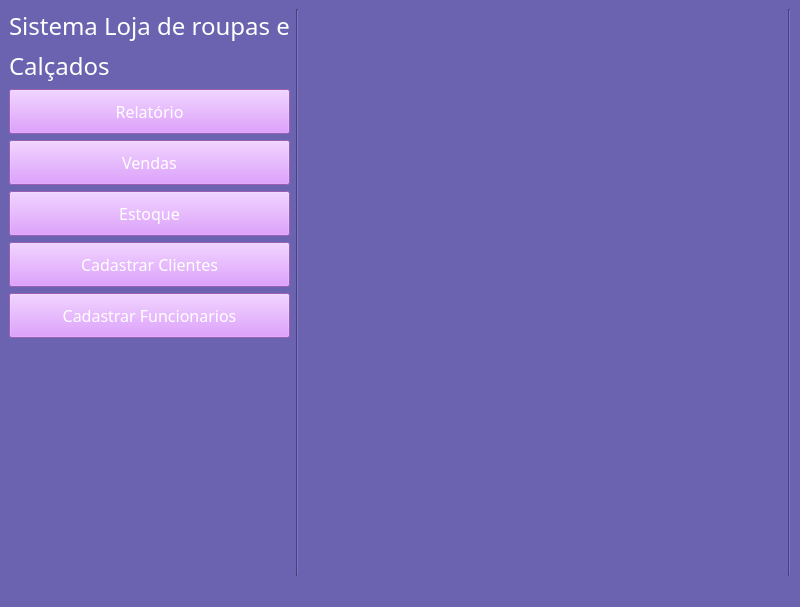
Before: the Qt Designer form view/main_window.ui in Michel3-01/Sistema_Loja_de_Roupas, drawn with Qt 5.
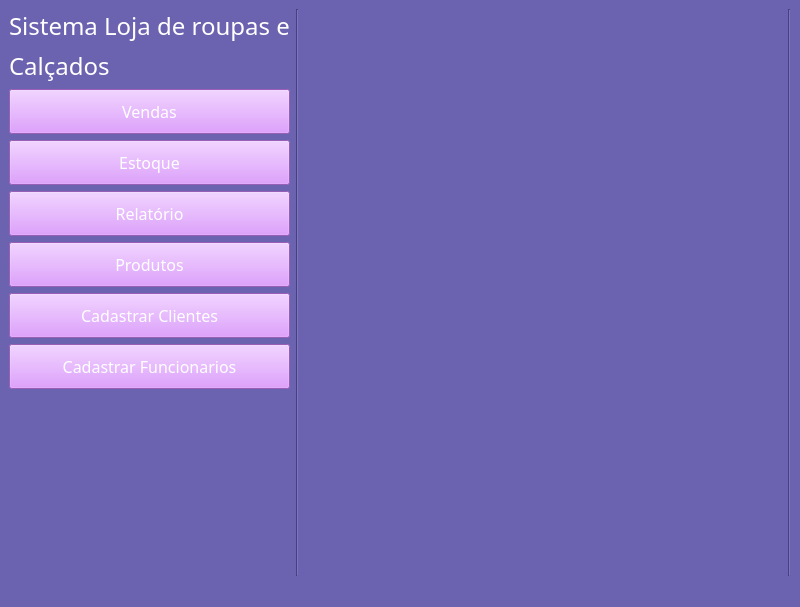
After: the same form once the commit is applied.

```diff
--- a/view/main_window.ui
+++ b/view/main_window.ui
@@ -59,25 +59,6 @@
         </property>
        </widget>
       </item>
-      <item>
-       <widget class="QPushButton" name="relatorio_btn">
-        <property name="font">
-         <font>
-          <family>Impact</family>
-          <pointsize>12</pointsize>
-         </font>
-        </property>
-        <property name="styleSheet">
-         <string notr="true">background-color: rgb(214, 131, 255);
-color: rgb(255, 255, 255);
-padding: 10px;
-</string>
-        </property>
-        <property name="text">
-         <string>Relatório</string>
-        </property>
-       </widget>
-      </item>
       <item>
        <widget class="QPushButton" name="vendas_btn">
         <property name="font">
@@ -116,6 +97,44 @@
         </property>
        </widget>
       </item>
+      <item>
+       <widget class="QPushButton" name="relatorio_btn">
+        <property name="font">
+         <font>
+          <family>Impact</family>
+          <pointsize>12</pointsize>
+         </font>
+        </property>
+        <property name="styleSheet">
+         <string notr="true">background-color: rgb(214, 131, 255);
+color: rgb(255, 255, 255);
+padding: 10px;
+</string>
+        </property>
+        <property name="text">
+         <string>Relatório</string>
+        </property>
+       </widget>
+      </item>
+      <item>
+       <widget class="QPushButton" name="produtos_btn">
+        <property name="font">
+         <font>
+          <family>Impact</family>
+          <pointsize>12</pointsize>
+         </font>
+        </property>
+        <property name="styleSheet">
+         <string notr="true">background-color: rgb(214, 131, 255);
+color: rgb(255, 255, 255);
+padding: 10px;
+</string>
+        </property>
+        <property name="text">
+         <string>Produtos</string>
+        </property>
+       </widget>
+      </item>
       <item>
        <widget class="QPushButton" name="cad_clientes_btn">
         <property name="font">
```
